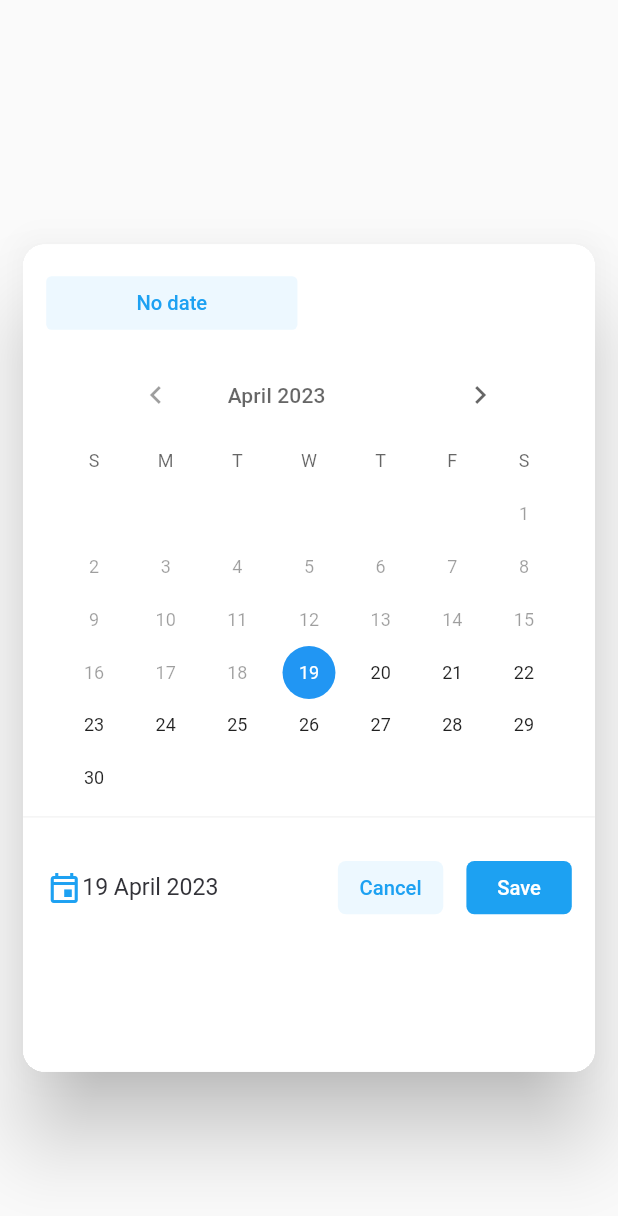
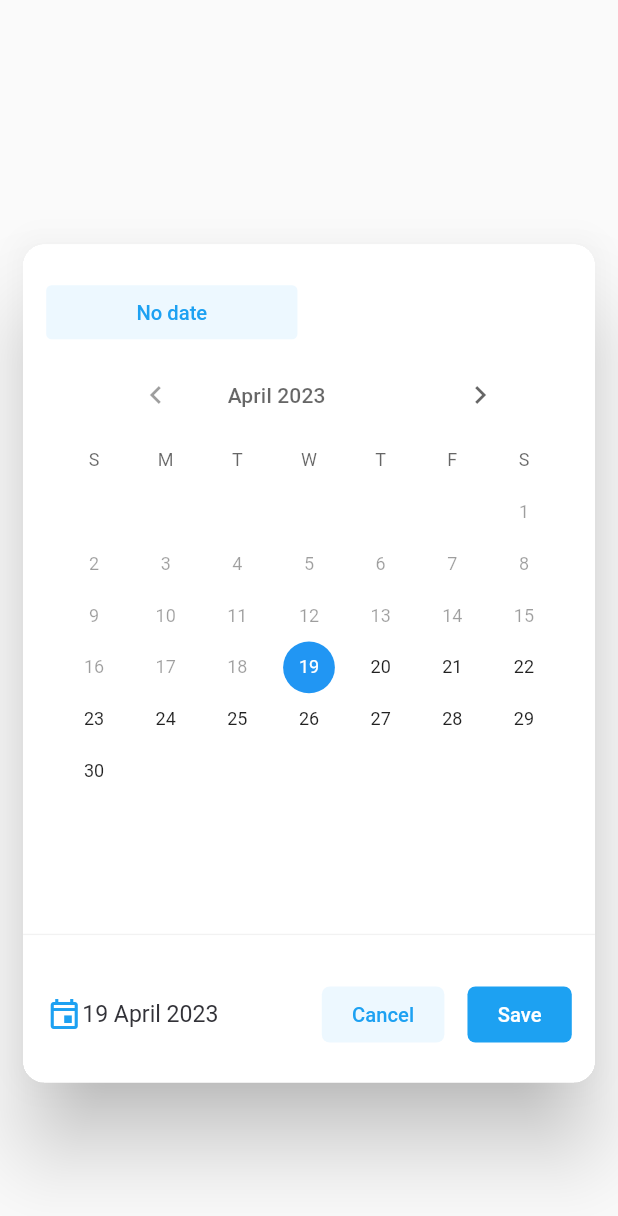
Before and after one commit to vpsines/employee_app, a Flutter app: the _DatePickerDialog widget shown alone on an empty page, opened directly with empty values, on a phone screen of 412 x 824 dp. Shown: the top 1216 px of the screen. Run offline on Flutter 3.47's test engine with Material 2 defaults, Android fonts, the phone set to English and light mode, and no system bars; our stand-ins replace flutter_screenutil, google_fonts, sqflite; accounts and stored records are empty.

Commit message:
style: fix render isuues

```diff
--- a/lib/main.dart
+++ b/lib/main.dart
@@ -2,11 +2,15 @@ import 'package:employee_app/providers/employee_provider.dart';
 import 'package:employee_app/router.dart';
 import 'package:employee_app/screens/employee_list_screen.dart';
 import 'package:flutter/material.dart';
+import 'package:flutter/services.dart';
 import 'package:flutter_screenutil/flutter_screenutil.dart';
 import 'package:provider/provider.dart';
 
 void main() {
-  runApp(const MyApp());
+  WidgetsFlutterBinding.ensureInitialized();
+
+  SystemChrome.setPreferredOrientations([DeviceOrientation.portraitUp])
+      .then((value) => runApp(const MyApp()));
 }
 
 class MyApp extends StatelessWidget {
--- a/lib/screens/employee_details_screen.dart
+++ b/lib/screens/employee_details_screen.dart
@@ -174,7 +174,8 @@ class _EmployeeDetailsScreenState extends State<EmployeeDetailsScreen> {
                           textColor: const Color(0XFF1DA1F2),
                           backgroundColor: const Color(0xFFEDF8FF),
                           borderRadius: 6.r,
-                          width: 73.w,
+                          padding: EdgeInsets.symmetric(
+                              vertical: 12.h, horizontal: 21.w),
                         ),
                         SizedBox(
                           width: 16.w,
@@ -214,8 +215,9 @@ class _EmployeeDetailsScreenState extends State<EmployeeDetailsScreen> {
                             }
                           },
                           buttonText: 'Save',
-                          width: 73.w,
                           borderRadius: 6.r,
+                          padding: EdgeInsets.symmetric(
+                              vertical: 12.h, horizontal: 21.w),
                         ),
                         SizedBox(
                           width: 16.w,
--- a/lib/screens/employee_list_screen.dart
+++ b/lib/screens/employee_list_screen.dart
@@ -41,10 +41,10 @@ class _EmployeeListScreenState extends State<EmployeeListScreen> {
           return (employeeProvider.employees.isEmpty)
               ? Padding(
                   padding:
-                      EdgeInsets.symmetric(horizontal: 80.w, vertical: 240.h),
+                      EdgeInsets.symmetric(horizontal: 80.w),
                   child: Column(
                     mainAxisAlignment: MainAxisAlignment.center,
-                    crossAxisAlignment: CrossAxisAlignment.start,
+                    crossAxisAlignment: CrossAxisAlignment.center,
                     children: [
                       Image.asset(
                         Images.noRecordsFound,
--- a/lib/widgets/base/custom_button.dart
+++ b/lib/widgets/base/custom_button.dart
@@ -10,6 +10,7 @@ class CustomButton extends StatelessWidget {
   final double borderRadius;
   final double? width;
   final double? height;
+  final EdgeInsets? padding;
 
   const CustomButton(
       {super.key,
@@ -19,19 +20,30 @@ class CustomButton extends StatelessWidget {
       this.textColor = Colors.white,
       this.borderRadius = 10,
       this.height,
-      this.width});
+      this.width,
+      this.padding});
 
   @override
   Widget build(BuildContext context) {
-    return SizedBox(
-      width: width ?? double.infinity,
-      height: height ?? 40.h,
-      child: TextButton(
+    return TextButton(
         onPressed: onPressed,
-          style: TextButton.styleFrom(
-              backgroundColor: backgroundColor,
-              shape: RoundedRectangleBorder(
-                  borderRadius: BorderRadius.circular(borderRadius))),
+        // style: TextButton.styleFrom(
+        //   padding: EdgeInsets.symmetric(horizontal: 21.w,vertical: 12.h),
+        //     backgroundColor: backgroundColor,
+        //     shape: RoundedRectangleBorder(
+        //         borderRadius: BorderRadius.circular(borderRadius))),
+        style: ButtonStyle(
+            backgroundColor: MaterialStateProperty.all(backgroundColor),
+            shape: MaterialStateProperty.all(
+              RoundedRectangleBorder(
+                  borderRadius: BorderRadius.circular(borderRadius)),
+            ),
+            fixedSize: width != null
+                ? MaterialStateProperty.all(Size(width!, 40.h))
+                : null,
+            padding: padding != null
+                ? MaterialStateProperty.all(padding)
+                : MaterialStateProperty.all(EdgeInsets.zero)),
         child: Text(
           buttonText,
           style: GoogleFonts.roboto(
@@ -39,7 +51,6 @@ class CustomButton extends StatelessWidget {
             fontWeight: FontWeight.w500,
             color: textColor,
           ),
-          )),
-    );
+        ));
   }
 }
--- a/lib/widgets/dialogs/date_picker_dialog.dart
+++ b/lib/widgets/dialogs/date_picker_dialog.dart
@@ -103,7 +103,7 @@ class _DatePickerDialogState extends State<_DatePickerDialog> {
   @override
   Widget build(BuildContext context) {
     return Dialog(
-      insetPadding: EdgeInsets.only(left: 16.w, right: 16.w,top: 183.h,bottom: 123.h),
+      insetPadding: EdgeInsets.only(left: 16.w, right: 16.w,top: 183.h,bottom: 115.h),
       clipBehavior: Clip.hardEdge,
       shape: RoundedRectangleBorder(
         borderRadius: BorderRadius.circular(16.r),
@@ -112,15 +112,15 @@ class _DatePickerDialogState extends State<_DatePickerDialog> {
         color: Colors.white,
         child: Column(
           children: [
-            Padding(
+            Expanded(
+              child: Padding(
                 padding: EdgeInsets.only(left: 16.w, right: 16.w, top: 24.h),
                 child: Column(
                   children: [
                     SizedBox(
                       height: widget.isRequired ? 88.h : 36.h,
                       child: Wrap(
-                      spacing: 16.w,
-                      runSpacing: 16.h,
+                        spacing: 8.w,
                         children: [
                           (!widget.isRequired)
                               ? CustomButton(
@@ -213,8 +213,7 @@ class _DatePickerDialogState extends State<_DatePickerDialog> {
                     ),
                     SizedBox(height:24.h),
                     SizedBox(
-                    height: 336.h,
-
+                      height: 330.h,
                       child: picker.CalendarDatePicker(
                         initialDate: _selectedDate,
                         firstDate: widget.firstDate ?? DateTime(1950),
@@ -229,6 +228,7 @@ class _DatePickerDialogState extends State<_DatePickerDialog> {
                       ),
                     ),
                   ],
+                ),
               ),
             ),
             Divider(
@@ -259,11 +259,10 @@ class _DatePickerDialogState extends State<_DatePickerDialog> {
                   CustomButton(
                     onPressed: widget.onCancel,
                     buttonText: 'Cancel',
-                    width: 73.w,
-                    height: 40.h,
                     textColor: const Color(0XFF1DA1F2),
                     backgroundColor: const Color(0xFFEDF8FF),
                     borderRadius: 6.r,
+                    padding: EdgeInsets.symmetric(vertical: 12.h, horizontal: 21.w),
                   ),
                   SizedBox(
                     width: 16.w,
@@ -274,9 +273,8 @@ class _DatePickerDialogState extends State<_DatePickerDialog> {
                             ? null
                             : _selectedDate),
                     buttonText: 'Save',
-                    width: 73.w,
-                    height: 40.h,
                     borderRadius: 6.r,
+                    padding: EdgeInsets.symmetric(vertical: 12.h, horizontal: 21.w),
                   ),
                 ],
               ),
```
Lines whose indentation alone changed are shown as unchanged.
